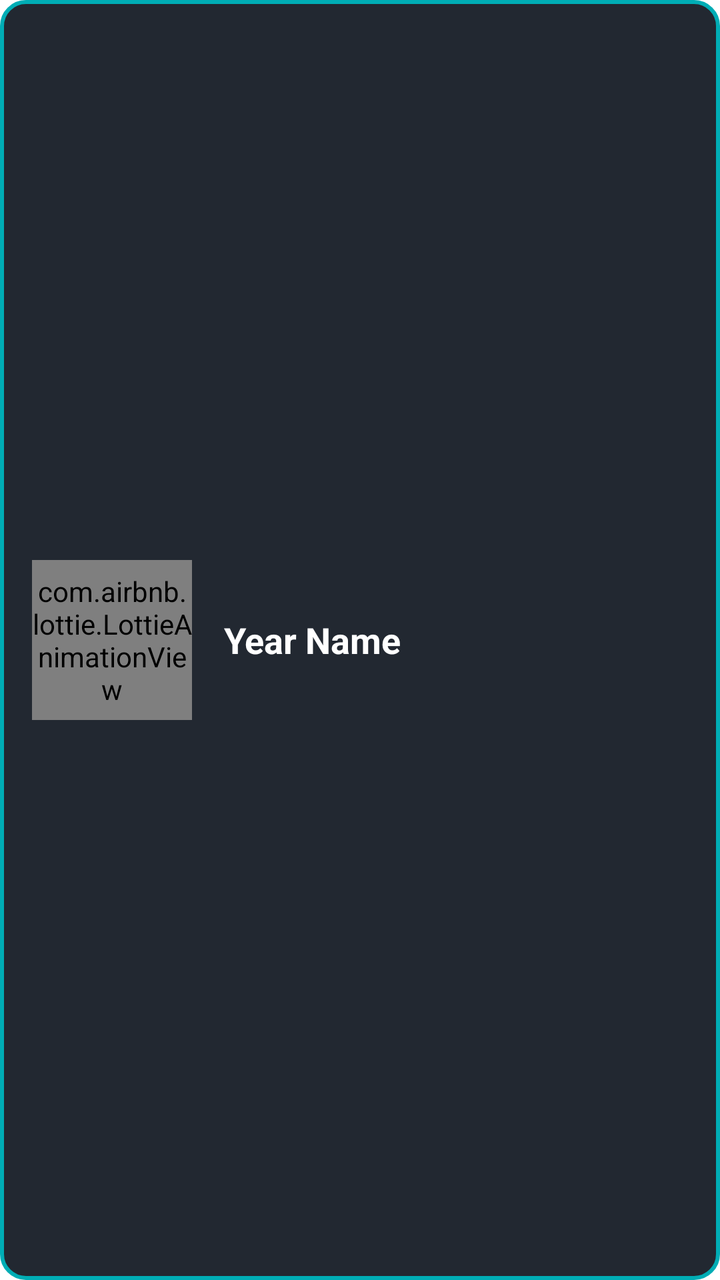
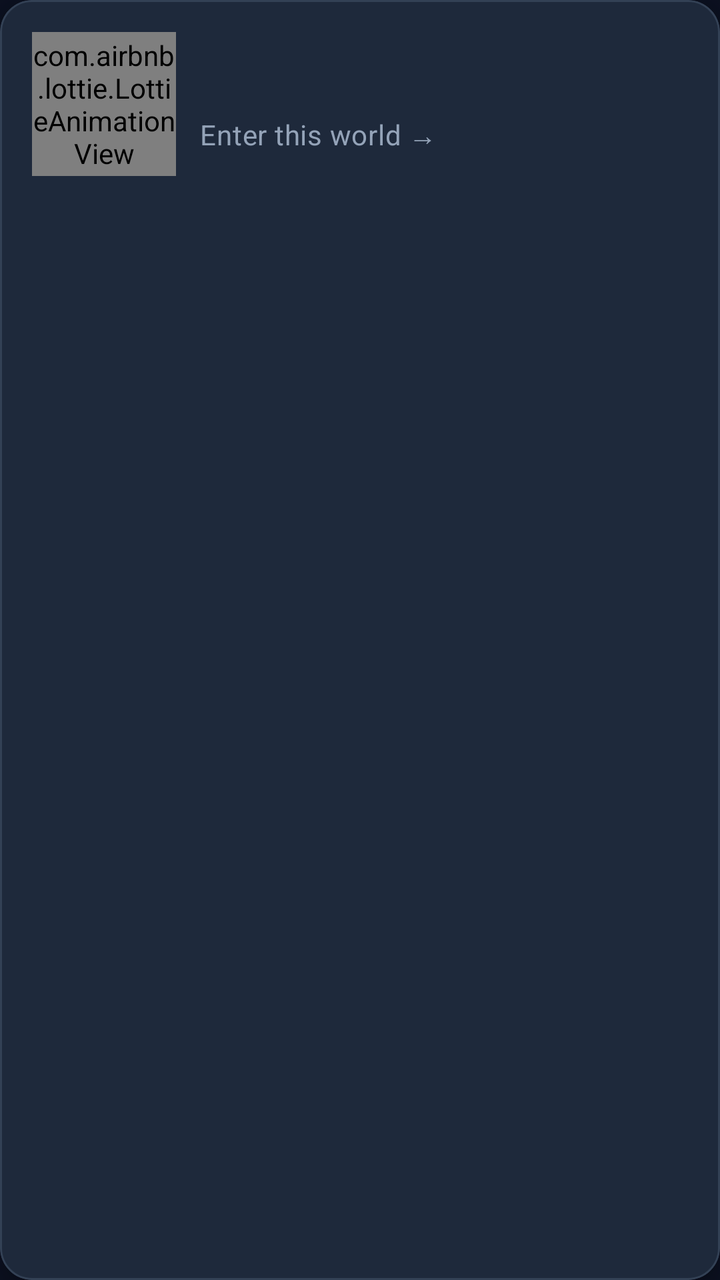

Before-and-after screenshots of an Android layout around one commit, followed by the original layout XML and the change that was made.
<!-- AndroidManifest.xml: application theme Theme.QuantumRealm -->
<!-- res/layout/item_year_card.xml -->
<?xml version="1.0" encoding="utf-8"?>
<LinearLayout xmlns:android="http://schemas.android.com/apk/res/android"
    xmlns:lottie="http://schemas.android.com/apk/res-auto"
    android:layout_width="match_parent"
    android:layout_height="wrap_content"
    android:orientation="horizontal"
    android:background="@drawable/card_background"
    android:padding="16dp"
    android:layout_marginBottom="16dp"
    android:gravity="center_vertical">

    <com.airbnb.lottie.LottieAnimationView
        android:id="@+id/planetAnimation"
        android:layout_width="80dp"
        android:layout_height="80dp"
        lottie:lottie_rawRes="@raw/planet1"
        lottie:lottie_autoPlay="true"
        lottie:lottie_loop="true" />


    <TextView
        android:id="@+id/yearName"
        android:layout_width="wrap_content"
        android:layout_height="wrap_content"
        android:text="Year Name"
        android:textSize="18sp"
        android:textColor="#FFFFFF"
        android:textStyle="bold"
        android:layout_marginStart="16dp" />
</LinearLayout>
<!-- resources referenced by this layout -->
<resources>
  <!-- drawable card_background (drawable) -->
  <shape xmlns:android="http://schemas.android.com/apk/res/android"
      android:shape="rectangle">
      <solid android:color="#222831"/>
      <corners android:radius="12dp"/>
      <stroke android:width="2dp" android:color="#00ADB5"/>
  </shape>
  <style name="Theme.QuantumRealm" parent="Theme.MaterialComponents.DayNight.DarkActionBar">
          
          <item name="colorPrimary">@color/purple_500</item>
          <item name="colorPrimaryVariant">@color/purple_700</item>
          <item name="colorOnPrimary">@color/white</item>
          
          <item name="colorSecondary">@color/teal_200</item>
          <item name="colorSecondaryVariant">@color/teal_700</item>
          <item name="colorOnSecondary">@color/black</item>
          
          <item name="android:statusBarColor">?attr/colorPrimaryVariant</item>
          
      </style>
  <color name="purple_500">#FF6200EE</color>
  <color name="purple_700">#FF3700B3</color>
  <color name="white">#FFFFFFFF</color>
  <color name="teal_200">#FF03DAC5</color>
  <color name="teal_700">#FF018786</color>
  <color name="black">#FF000000</color>
</resources>

<!-- the commit's change to res/layout/item_year_card.xml (unified diff, before → after) -->
@@ -1,30 +1,49 @@
 <?xml version="1.0" encoding="utf-8"?>
-<LinearLayout xmlns:android="http://schemas.android.com/apk/res/android"
-    xmlns:lottie="http://schemas.android.com/apk/res-auto"
+<com.google.android.material.card.MaterialCardView xmlns:android="http://schemas.android.com/apk/res/android"
+    xmlns:app="http://schemas.android.com/apk/res-auto"
+    style="@style/Widget.QuantumRealm.Card"
     android:layout_width="match_parent"
     android:layout_height="wrap_content"
-    android:orientation="horizontal"
-    android:background="@drawable/card_background"
-    android:padding="16dp"
-    android:layout_marginBottom="16dp"
-    android:gravity="center_vertical">
+    android:layout_marginBottom="@dimen/game_card_margin"
+    android:clickable="true"
+    android:focusable="true"
+    app:rippleColor="@color/game_accent_soft">
 
-    <com.airbnb.lottie.LottieAnimationView
-        android:id="@+id/planetAnimation"
-        android:layout_width="80dp"
-        android:layout_height="80dp"
-        lottie:lottie_rawRes="@raw/planet1"
-        lottie:lottie_autoPlay="true"
-        lottie:lottie_loop="true" />
+    <LinearLayout
+        android:layout_width="match_parent"
+        android:layout_height="wrap_content"
+        android:gravity="center_vertical"
+        android:orientation="horizontal"
+        android:padding="16dp">
 
+        <com.airbnb.lottie.LottieAnimationView
+            android:id="@+id/planetAnimation"
+            android:layout_width="72dp"
+            android:layout_height="72dp"
+            app:lottie_autoPlay="true"
+            app:lottie_loop="true"
+            app:lottie_rawRes="@raw/planet1" />
 
-    <TextView
-        android:id="@+id/yearName"
-        android:layout_width="wrap_content"
-        android:layout_height="wrap_content"
-        android:text="Year Name"
-        android:textSize="18sp"
-        android:textColor="#FFFFFF"
-        android:textStyle="bold"
-        android:layout_marginStart="16dp" />
-</LinearLayout>
+        <LinearLayout
+            android:layout_width="0dp"
+            android:layout_height="wrap_content"
+            android:layout_marginStart="12dp"
+            android:layout_weight="1"
+            android:orientation="vertical">
+
+            <TextView
+                android:id="@+id/yearName"
+                android:layout_width="match_parent"
+                android:layout_height="wrap_content"
+                android:textAppearance="@style/TextAppearance.QuantumRealm.Title"
+                android:textSize="20sp" />
+
+            <TextView
+                android:layout_width="match_parent"
+                android:layout_height="wrap_content"
+                android:layout_marginTop="4dp"
+                android:text="Enter this world →"
+                android:textAppearance="@style/TextAppearance.QuantumRealm.Subtitle" />
+        </LinearLayout>
+    </LinearLayout>
+</com.google.android.material.card.MaterialCardView>
<!-- resource entries referenced after the edit -->
@@ -1,30 +1,58 @@
 <!-- resources referenced by this layout -->
 <resources>
-  <!-- drawable card_background (drawable) -->
-  <shape xmlns:android="http://schemas.android.com/apk/res/android"
-      android:shape="rectangle">
-      <solid android:color="#222831"/>
-      <corners android:radius="12dp"/>
-      <stroke android:width="2dp" android:color="#00ADB5"/>
-  </shape>
+  <color name="game_accent_soft">#3322D3EE</color>
+  <dimen name="game_card_margin">12dp</dimen>
+  <style name="TextAppearance.QuantumRealm.Subtitle" parent="TextAppearance.MaterialComponents.Body2">
+          <item name="android:textColor">@color/game_text_secondary</item>
+      </style>
+  <style name="TextAppearance.QuantumRealm.Title" parent="TextAppearance.MaterialComponents.Headline5">
+          <item name="android:textColor">@color/game_text_primary</item>
+          <item name="android:textStyle">bold</item>
+      </style>
+  <style name="Widget.QuantumRealm.Card" parent="Widget.MaterialComponents.CardView">
+          <item name="cardBackgroundColor">@color/game_surface</item>
+          <item name="cardCornerRadius">@dimen/game_card_radius</item>
+          <item name="cardElevation">6dp</item>
+          <item name="strokeColor">@color/game_stroke</item>
+          <item name="strokeWidth">1dp</item>
+      </style>
   <style name="Theme.QuantumRealm" parent="Theme.MaterialComponents.DayNight.DarkActionBar">
-          
-          <item name="colorPrimary">@color/purple_500</item>
-          <item name="colorPrimaryVariant">@color/purple_700</item>
+          <item name="colorPrimary">@color/game_primary</item>
+          <item name="colorPrimaryVariant">@color/game_primary_dark</item>
           <item name="colorOnPrimary">@color/white</item>
-          
-          <item name="colorSecondary">@color/teal_200</item>
+          <item name="colorSecondary">@color/game_accent</item>
           <item name="colorSecondaryVariant">@color/teal_700</item>
           <item name="colorOnSecondary">@color/black</item>
-          
-          <item name="android:statusBarColor">?attr/colorPrimaryVariant</item>
-          
+          <item name="android:statusBarColor">@color/game_bg_dark</item>
+          <item name="android:navigationBarColor">@color/game_bg_dark</item>
+          <item name="android:windowBackground">@color/game_bg_dark</item>
+          <item name="materialButtonStyle">@style/Widget.QuantumRealm.Button.Primary</item>
+          <item name="actionBarTheme">@style/ThemeOverlay.QuantumRealm.ActionBar</item>
       </style>
-  <color name="purple_500">#FF6200EE</color>
-  <color name="purple_700">#FF3700B3</color>
+  <color name="game_text_secondary">#94A3B8</color>
+  <color name="game_text_primary">#F8FAFC</color>
+  <color name="game_surface">#1E293B</color>
+  <dimen name="game_card_radius">16dp</dimen>
+  <color name="game_stroke">#334155</color>
+  <color name="game_primary">#6366F1</color>
+  <color name="game_primary_dark">#4F46E5</color>
   <color name="white">#FFFFFFFF</color>
-  <color name="teal_200">#FF03DAC5</color>
+  <color name="game_accent">#22D3EE</color>
   <color name="teal_700">#FF018786</color>
   <color name="black">#FF000000</color>
+  <color name="game_bg_dark">#0B1020</color>
+  <style name="Widget.QuantumRealm.Button.Primary" parent="Widget.MaterialComponents.Button">
+          <item name="android:textColor">@color/white</item>
+          <item name="android:textAllCaps">false</item>
+          <item name="android:textStyle">bold</item>
+          <item name="cornerRadius">@dimen/game_button_radius</item>
+          <item name="backgroundTint">@color/game_primary</item>
+          <item name="android:minHeight">52dp</item>
+      </style>
+  <style name="ThemeOverlay.QuantumRealm.ActionBar" parent="ThemeOverlay.MaterialComponents.Dark.ActionBar">
+          <item name="android:textColorPrimary">@color/game_text_primary</item>
+          <item name="colorControlNormal">@color/game_text_primary</item>
+      </style>
+  <dimen name="game_button_radius">14dp</dimen>
 </resources>
 
